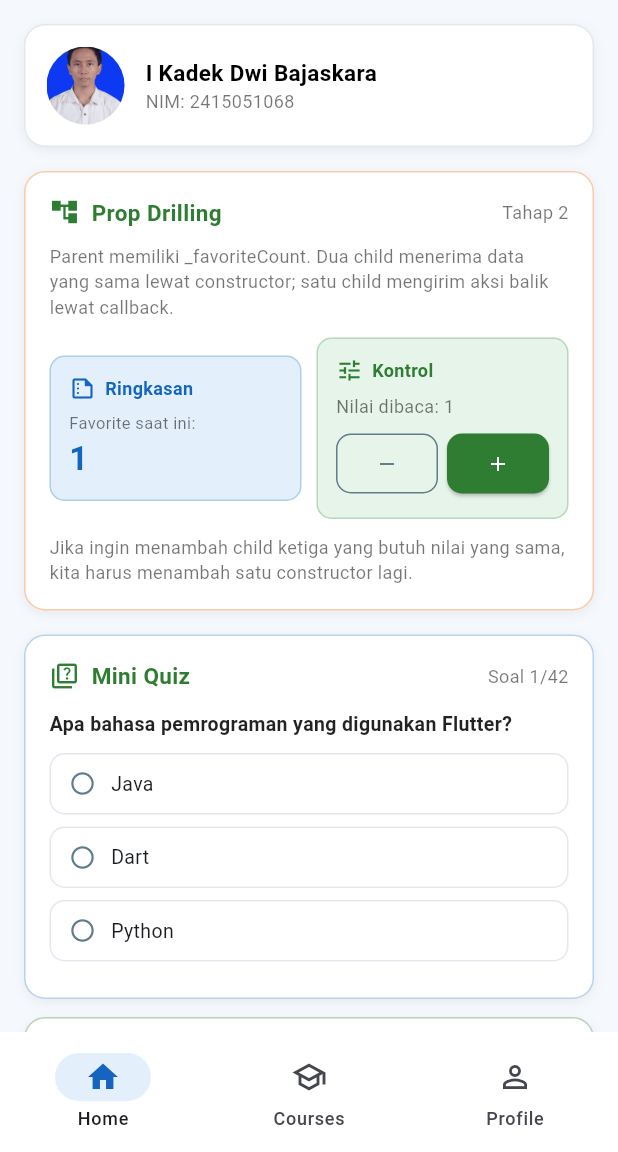
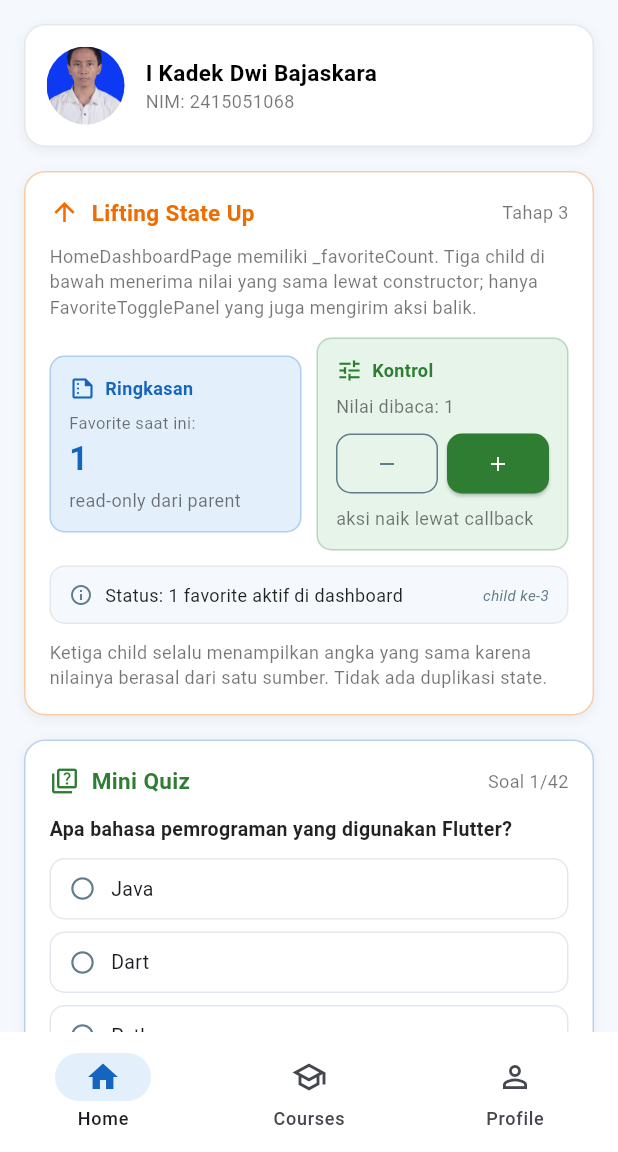
Before and after one commit to shiroKaraa/Course-Explorer-v2, a Flutter app: the screen it shows after launch, after a tap on the "add" icon, on a phone screen of 412 x 824 dp, the part 84-1236 px from its top. Run offline on Flutter 3.47's test engine with Material 3 defaults, Android fonts, the phone set to English and light mode, and no system bars.

Commit message:
Terapkan lifting state up dan single source of truth

```diff
--- a/lib/main.dart
+++ b/lib/main.dart
@@ -501,7 +501,6 @@ class _MiniQuizCardState extends State<MiniQuizCard> {
         ],
       );
 }
-
 class StateClassificationCard extends StatelessWidget {
   const StateClassificationCard({super.key});
 
@@ -544,14 +543,15 @@ class StateClassificationCard extends StatelessWidget {
     ),
     (
       '_favoriteCount di HomeDashboardPage',
-      'Local',
-      'Dimiliki HomeDashboardPage, dikirim ke dua child lewat constructor + callback. Contoh prop drilling.',
+      'Local (SSOT)',
+      'Satu-satunya pemilik nilai. Child hanya menerima lewat constructor + callback. Contoh Single Source of Truth.',
       'setState()',
     ),
   ];
 
-  Color _colorFor(String kind) =>
-      kind == 'Shared' ? AppColors.success : AppColors.primary;
+  Color _colorFor(String kind) => kind.startsWith('Shared')
+      ? AppColors.success
+      : (kind.contains('SSOT') ? AppColors.warn : AppColors.primary);
 
   @override
   Widget build(BuildContext context) => AppCard(
@@ -625,13 +625,14 @@ class _HomeDashboardPageState extends State<HomeDashboardPage> {
       borderColor: AppColors.warn.withValues(alpha: 0.35),
       child: Column(crossAxisAlignment: CrossAxisAlignment.stretch, children: [
         cardHeader(
-          Icons.account_tree,
-          'Prop Drilling',
-          Text('Tahap 2', style: ts(12, color: Colors.black54)),
+          Icons.arrow_upward,
+          'Lifting State Up',
+          Text('Tahap 3', style: ts(12, color: Colors.black54)),
+          color: AppColors.warn,
         ),
         gap(10),
         hint(
-            'Parent memiliki _favoriteCount. Dua child menerima data yang sama lewat constructor; satu child mengirim aksi balik lewat callback.'),
+            'HomeDashboardPage memiliki _favoriteCount. Tiga child di bawah menerima nilai yang sama lewat constructor; hanya FavoriteTogglePanel yang juga mengirim aksi balik.'),
         gap(12),
         Row(children: [
           Expanded(
@@ -649,8 +650,10 @@ class _HomeDashboardPageState extends State<HomeDashboardPage> {
           ),
         ]),
         gap(10),
+        DashboardStatusBar(favoriteCount: _favoriteCount),
+        gap(10),
         hint(
-            'Jika ingin menambah child ketiga yang butuh nilai yang sama, kita harus menambah satu constructor lagi.'),
+            'Ketiga child selalu menampilkan angka yang sama karena nilainya berasal dari satu sumber. Tidak ada duplikasi state.'),
       ]),
     );
   }
@@ -678,10 +681,11 @@ class CourseSummaryTile extends StatelessWidget {
                 style: ts(12, w: FontWeight.bold, color: AppColors.primary)),
           ]),
           gap(6),
-          Text('Favorite saat ini:',
-              style: ts(11, color: Colors.black54)),
+          Text('Favorite saat ini:', style: ts(11, color: Colors.black54)),
           Text('$favoriteCount',
               style: ts(22, w: FontWeight.bold, color: AppColors.primary)),
+          gap(4),
+          hint('read-only dari parent'),
         ]),
       );
 }
@@ -733,6 +737,36 @@ class FavoriteTogglePanel extends StatelessWidget {
               ),
             ),
           ]),
+          gap(4),
+          hint('aksi naik lewat callback'),
+        ]),
+      );
+}
+
+class DashboardStatusBar extends StatelessWidget {
+  final int favoriteCount;
+
+  const DashboardStatusBar({super.key, required this.favoriteCount});
+
+  @override
+  Widget build(BuildContext context) => Container(
+        padding: const EdgeInsets.symmetric(horizontal: 12, vertical: 10),
+        decoration: BoxDecoration(
+          color: AppColors.bg,
+          borderRadius: BorderRadius.circular(10),
+          border: Border.all(color: AppColors.border),
+        ),
+        child: Row(children: [
+          const Icon(Icons.info_outline, size: 16, color: AppColors.muted),
+          const SizedBox(width: 8),
+          Expanded(
+            child: Text(
+              'Status: $favoriteCount favorite aktif di dashboard',
+              style: ts(12, color: Colors.black87),
+            ),
+          ),
+          Text('child ke-3',
+              style: ts(10, italic: FontStyle.italic, color: AppColors.muted)),
         ]),
       );
 }
@@ -765,6 +799,42 @@ class PropDrillingNoteCard extends StatelessWidget {
           const Padding(
             padding: EdgeInsets.only(top: 4, right: 8),
             child: Icon(Icons.circle, size: 6, color: AppColors.warn),
+          ),
+          Expanded(
+            child: Text(text,
+                style: ts(12, color: Colors.black87, height: 1.4)),
+          ),
+        ]),
+      );
+}
+
+class LiftingStateUpNoteCard extends StatelessWidget {
+  const LiftingStateUpNoteCard({super.key});
+
+  @override
+  Widget build(BuildContext context) => AppCard(
+        borderColor: AppColors.success.withValues(alpha: 0.35),
+        child: Column(crossAxisAlignment: CrossAxisAlignment.start, children: [
+          cardHeader(
+            Icons.arrow_upward,
+            'Catatan Lifting State Up',
+            Text('Tahap 3', style: ts(12, color: Colors.black54)),
+          ),
+          gap(10),
+          _bullet('State _favoriteCount diangkat ke ancestor terdekat yang membutuhkannya, yaitu HomeDashboardPage.'),
+          _bullet('HomeDashboardPage menjadi satu-satunya pemilik (Single Source of Truth). Tidak ada child yang menyimpan salinan nilai.'),
+          _bullet('Tiga child menerima nilai yang sama lewat constructor: CourseSummaryTile, FavoriteTogglePanel, dan DashboardStatusBar.'),
+          _bullet('Hanya FavoriteTogglePanel yang juga menerima callback (onIncrement / onDecrement), karena hanya dia yang mengubah nilai.'),
+          _bullet('Karena semua child membaca dari sumber yang sama, nilai di ketiganya selalu konsisten tanpa perlu sinkronisasi manual.'),
+        ]),
+      );
+
+  Widget _bullet(String text) => Padding(
+        padding: const EdgeInsets.only(bottom: 6),
+        child: Row(crossAxisAlignment: CrossAxisAlignment.start, children: [
+          const Padding(
+            padding: EdgeInsets.only(top: 4, right: 8),
+            child: Icon(Icons.circle, size: 6, color: AppColors.success),
           ),
           Expanded(
             child: Text(text,
@@ -994,6 +1064,8 @@ class _ProfileTabPage extends StatelessWidget {
         const StateClassificationCard(),
         gap(),
         const PropDrillingNoteCard(),
+        gap(),
+        const LiftingStateUpNoteCard(),
         gap(),
         ...section(
           'Informasi Mahasiswa',
```
Also changed, not shown: 1 other file.
